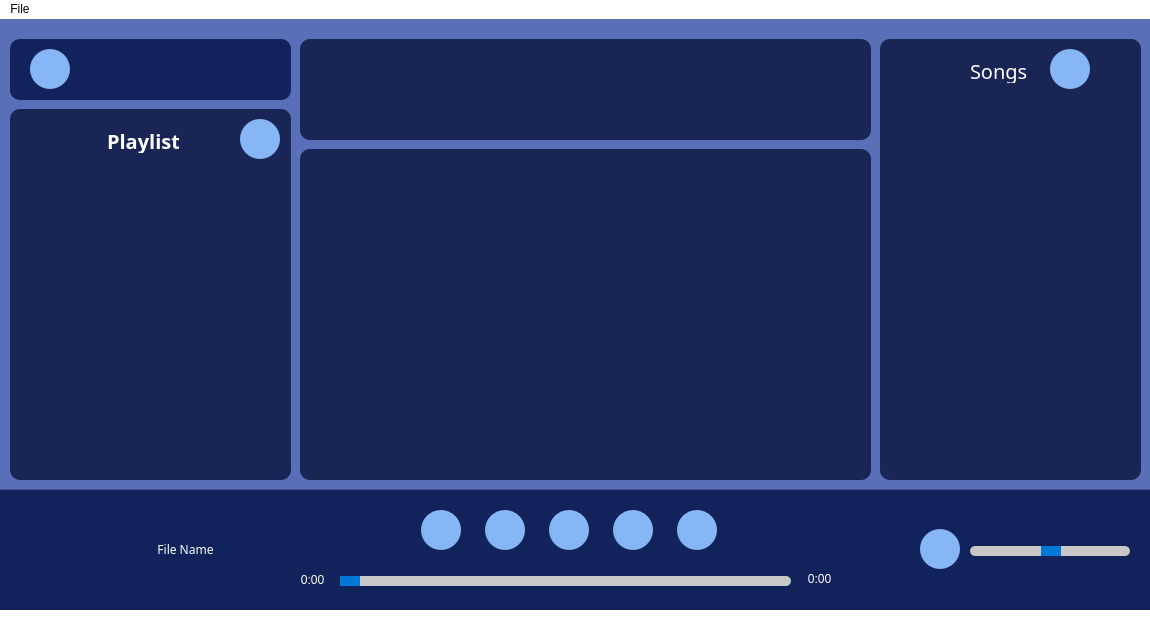
First picture: the form in forms/mainwindow.ui, repository whatdislol/Symmo, before the edit.
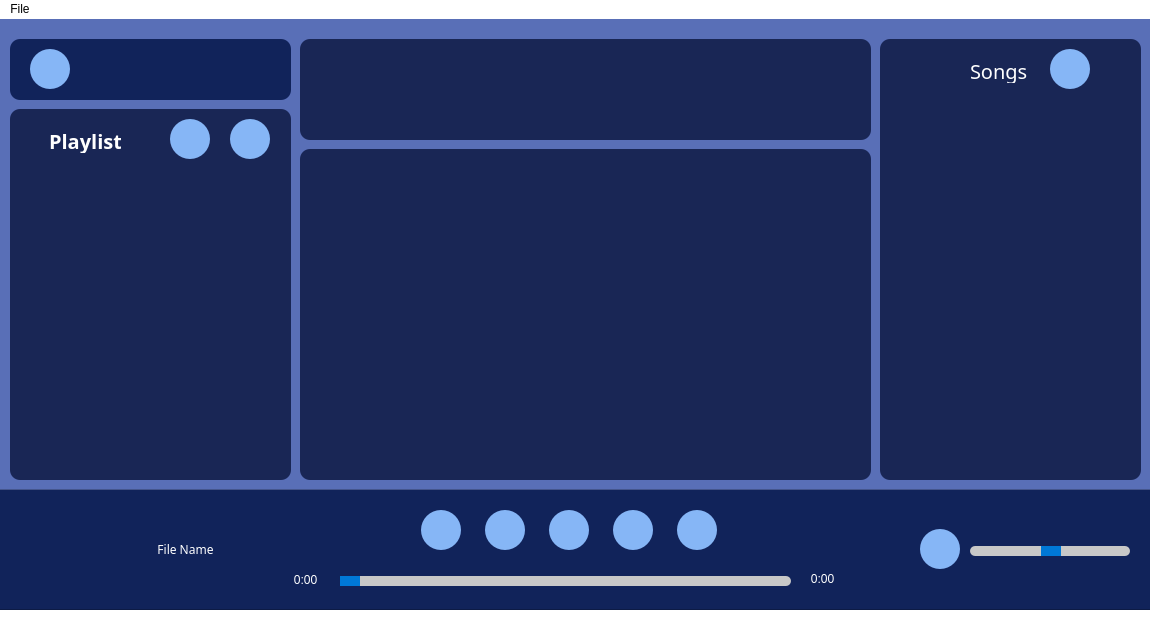
Second picture: the form after the edit.

Commit message: Rename variables and methods

```diff
--- a/forms/mainwindow.ui
+++ b/forms/mainwindow.ui
@@ -292,14 +292,14 @@
     <widget class="QLabel" name="timeLabel_left">
      <property name="geometry">
       <rect>
-       <x>300</x>
+       <x>290</x>
        <y>80</y>
-       <width>45</width>
+       <width>51</width>
        <height>21</height>
       </rect>
      </property>
      <property name="styleSheet">
-      <string notr="true">color: white;</string>
+      <string notr="true">color: rgb(255,255,255);</string>
      </property>
      <property name="text">
       <string>0:00</string>
@@ -313,12 +313,12 @@
       <rect>
        <x>807</x>
        <y>80</y>
-       <width>45</width>
+       <width>51</width>
        <height>20</height>
       </rect>
      </property>
      <property name="styleSheet">
-      <string notr="true">color: white;</string>
+      <string notr="true">color: rgb(255,255,255);</string>
      </property>
      <property name="text">
       <string>0:00</string>
@@ -403,7 +403,7 @@
      <widget class="QLabel" name="label">
       <property name="geometry">
        <rect>
-        <x>98</x>
+        <x>40</x>
         <y>20</y>
         <width>71</width>
         <height>24</height>
@@ -418,7 +418,7 @@
       </property>
       <property name="styleSheet">
        <string notr="true">font-size: 20px;
-color: white;
+ color: rgb(255, 255, 255);
 
 </string>
       </property>
@@ -432,7 +432,7 @@
      <widget class="QPushButton" name="pushButton_AddPlaylist">
       <property name="geometry">
        <rect>
-        <x>230</x>
+        <x>160</x>
         <y>10</y>
         <width>40</width>
         <height>40</height>
@@ -462,6 +462,57 @@
        <string/>
       </property>
      </widget>
+     <widget class="QPushButton" name="pushButton_RemovePlaylist">
+      <property name="geometry">
+       <rect>
+        <x>220</x>
+        <y>10</y>
+        <width>40</width>
+        <height>40</height>
+       </rect>
+      </property>
+      <property name="maximumSize">
+       <size>
+        <width>40</width>
+        <height>40</height>
+       </size>
+      </property>
+      <property name="styleSheet">
+       <string notr="true">QPushButton {
+    border: none;
+    border-radius: 20px; /* Adjust the border-radius for a smaller circle */
+    background-color: #86B6F6;
+    color: rgb(52, 51, 64);
+    min-width: 40px;    /* Adjust the size of the button */
+    max-width: 40px;
+    min-height: 40px;
+    max-height: 40px;
+    padding: 0px;
+}
+</string>
+      </property>
+      <property name="text">
+       <string/>
+      </property>
+     </widget>
+     <widget class="QListWidget" name="listWidget_Playlist">
+      <property name="geometry">
+       <rect>
+        <x>20</x>
+        <y>70</y>
+        <width>241</width>
+        <height>271</height>
+       </rect>
+      </property>
+      <property name="font">
+       <font>
+        <pointsize>15</pointsize>
+       </font>
+      </property>
+      <property name="styleSheet">
+       <string notr="true">color: rgb(255, 255, 255);</string>
+      </property>
+     </widget>
     </widget>
     <widget class="QFrame" name="frame_4">
      <property name="geometry">
```
Left out of the diff: 42 changed lines with no effect on the pictures. The commit also changes 2 other files.
